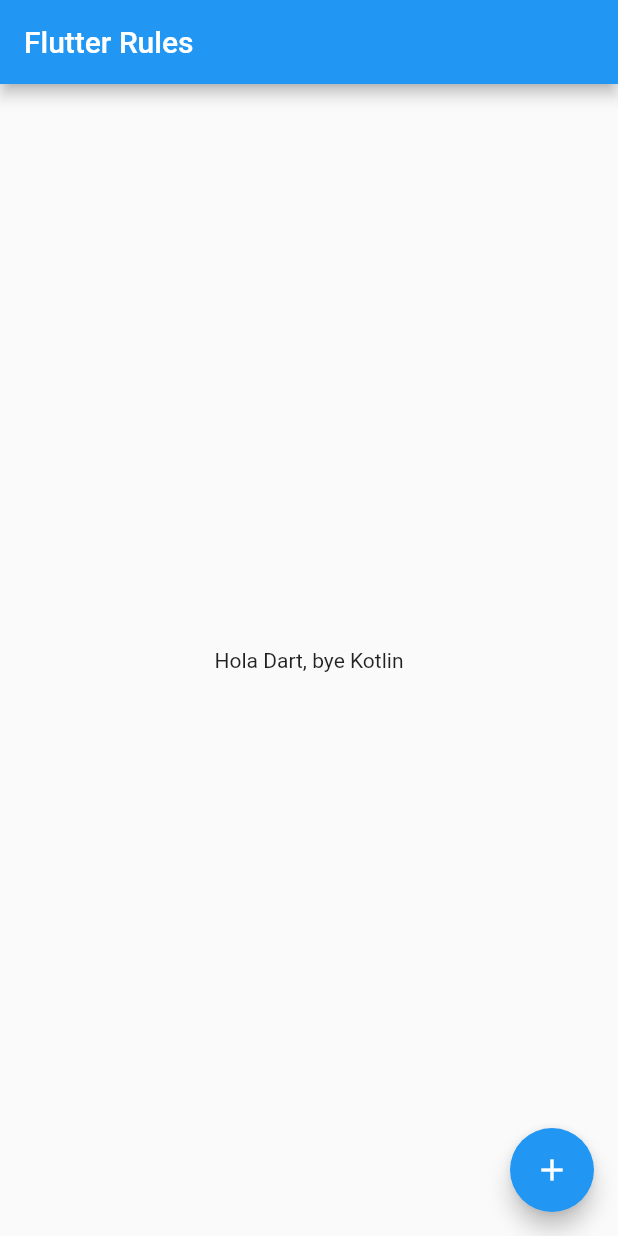
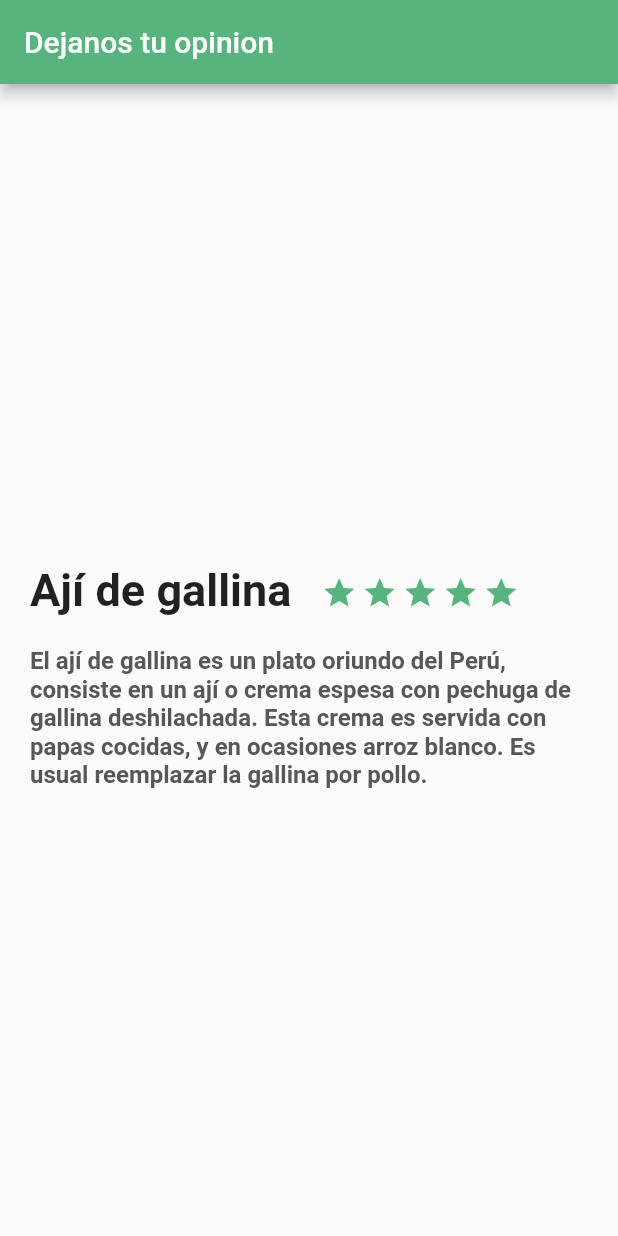
Before and after one commit to solrac97gr/FlutterApp, a Flutter app: the screen it shows after launch, on a phone screen of 412 x 824 dp. Run offline on Flutter 3.47's test engine with Material 2 defaults, Android fonts, the phone set to English and light mode, and no system bars.

Commit message:
Agregando primera seccion Descripcion

```diff
--- /dev/null
+++ b/lib/description_place.dart
@@ -0,0 +1,97 @@
+import 'package:flutter/material.dart';
+
+class DescriptionPlace extends StatelessWidget{
+  String textDescription = "El ají de gallina es un plato oriundo del Perú, consiste en un ají o crema espesa con pechuga de gallina deshilachada. Esta crema es servida con papas cocidas, y en ocasiones arroz blanco. Es usual reemplazar la gallina por pollo.";
+  String foodName;
+  int stars;
+  String descriptionfood;
+  DescriptionPlace(this.foodName,this.stars,this.descriptionfood);
+  @override
+    Widget build(BuildContext context) {
+    // TODO: implement build
+    final star_half = Container(
+      margin: EdgeInsets.only(
+        top: 323.0,
+        right: 3.0,
+      ),
+      child:
+      Icon(
+        Icons.star_half,
+        color: Color(0xFF56b57c),
+      ) ,
+    );
+    final star_border = Container(
+      margin: EdgeInsets.only(
+        top: 323.0,
+        right: 3.0,
+      ),
+      child:
+      Icon(
+        Icons.star_border,
+        color: Color(0xFF56b57c),
+      ) ,
+    );
+    final star = Container(
+      margin: EdgeInsets.only(
+        top: 323.0,
+        right: 3.0,
+      ),
+      child:
+        Icon(
+          Icons.star,
+          color: Color(0xFF56b57c),
+        ) ,
+    );
+    final tittle_stars = Row(
+      children: <Widget>[
+        Container (
+          margin: EdgeInsets.only(
+            top: 320.0,
+            left: 20.0,
+            right: 20.0
+          ),
+          child: Text(
+            foodName,
+            style: TextStyle(
+              fontSize: 30.0,
+              fontWeight: FontWeight.bold
+            ),
+            textAlign: TextAlign.left,
+          ),
+        ),
+        Row(
+          children: <Widget>[
+            star,
+            star,
+            star,
+            star,
+            star,
+          ],
+        )
+
+      ],
+    );
+    final Description = Container(
+      margin: new EdgeInsets.only(
+        top: 20.0,
+        left: 20.0,
+        right: 20.0,
+      ),
+      child: Text(
+        descriptionfood,
+        style: const TextStyle(
+          fontSize: 16.0,
+          fontWeight: FontWeight.bold,
+          color: Color(0xFF56575a),
+        ),
+
+      ),
+    );
+    return Column(
+      children: <Widget>[
+        tittle_stars,
+        Description
+      ],
+    );
+  }
+}
--- a/lib/main.dart
+++ b/lib/main.dart
@@ -1,4 +1,5 @@
 import 'package:flutter/material.dart';
+import 'description_place.dart';
 
 void main() => runApp(MyApp());
 
@@ -9,32 +10,15 @@ class MyApp extends StatelessWidget {
     return MaterialApp(
       title: 'Hola',
       theme: ThemeData(
-        // This is the theme of your application.
-        //
-        // Try running your application with "flutter run". You'll see the
-        // application has a blue toolbar. Then, without quitting the app, try
-        // changing the primarySwatch below to Colors.green and then invoke
-        // "hot reload" (press "r" in the console where you ran "flutter run",
-        // or simply save your changes to "hot reload" in a Flutter IDE).
-        // Notice that the counter didn't reset back to zero; the application
-        // is not restarted.
         primarySwatch: Colors.blue,
       ),
       home: Scaffold(
         appBar: AppBar(
-          title: Text("Flutter Rules"),
+          title: Text("Dejanos tu opinion"),
+          backgroundColor: Color(0xFF56b57c),
         ),
-        body: Center(
-          child: Text("Hola Dart, bye Kotlin"),
-
-        ),
-        floatingActionButton: FloatingActionButton(
-            tooltip: 'add',
-            onPressed: null,
-            child: Icon(Icons.add),
-        ),
-
-      )//MyHomePage(title: 'Home'),
+        body: new DescriptionPlace("Ají de gallina",5,"El ají de gallina es un plato oriundo del Perú, consiste en un ají o crema espesa con pechuga de gallina deshilachada. Esta crema es servida con papas cocidas, y en ocasiones arroz blanco. Es usual reemplazar la gallina por pollo."),
+        ) //MyHomePage(title: 'Home')
     );
   }
 }
```
